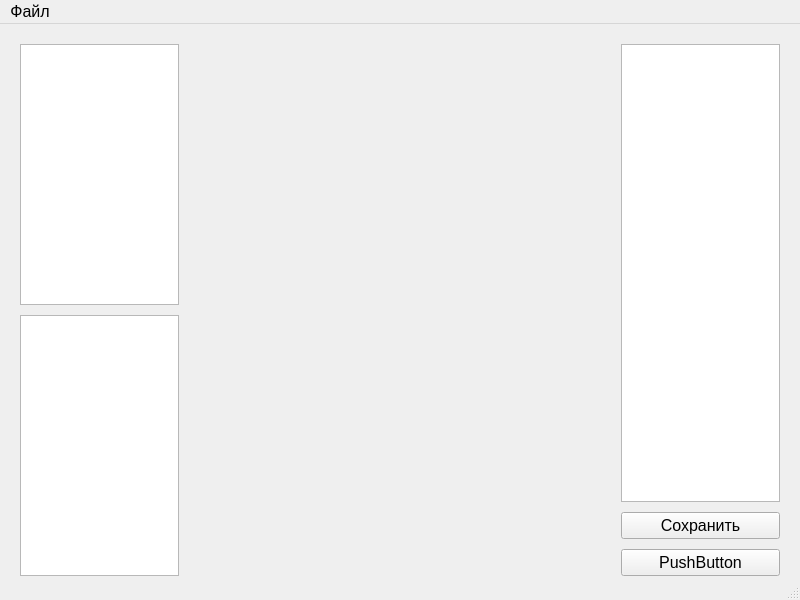
This is libs/user_interfaces/designer.ui in sersh4nt/microscope-application as Qt 5 draws it before an edit. The edited form follows.
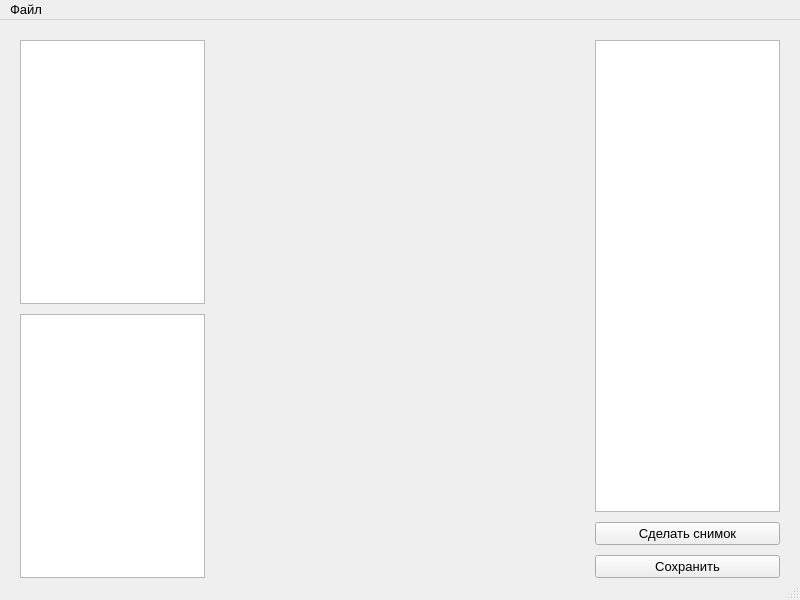
This is the edited form.

Patch:
```diff
--- a/libs/user_interfaces/designer.ui
+++ b/libs/user_interfaces/designer.ui
@@ -24,7 +24,8 @@
   </property>
   <property name="font">
    <font>
-    <pointsize>12</pointsize>
+    <family>Segoe UI</family>
+    <pointsize>10</pointsize>
    </font>
   </property>
   <property name="windowTitle">
@@ -34,7 +35,7 @@
    <locale language="Russian" country="Russia"/>
   </property>
   <widget class="QWidget" name="centralwidget">
-   <layout class="QHBoxLayout" name="horizontalLayout_3" stretch="3,8,3">
+   <layout class="QHBoxLayout" name="horizontalLayout_3" stretch="3,6,3">
     <property name="spacing">
      <number>10</number>
     </property>
@@ -68,6 +69,13 @@
       <item>
        <widget class="QListView" name="objectList"/>
       </item>
+      <item>
+       <widget class="QPushButton" name="shotButton">
+        <property name="text">
+         <string>Сделать снимок</string>
+        </property>
+       </widget>
+      </item>
       <item>
        <widget class="QPushButton" name="saveButton">
         <property name="text">
@@ -75,13 +83,6 @@
         </property>
        </widget>
       </item>
-      <item>
-       <widget class="QPushButton" name="pushButton_2">
-        <property name="text">
-         <string>PushButton</string>
-        </property>
-       </widget>
-      </item>
      </layout>
     </item>
    </layout>
@@ -92,7 +93,7 @@
      <x>0</x>
      <y>0</y>
      <width>800</width>
-     <height>21</height>
+     <height>23</height>
     </rect>
    </property>
    <widget class="QMenu" name="menu">
```
